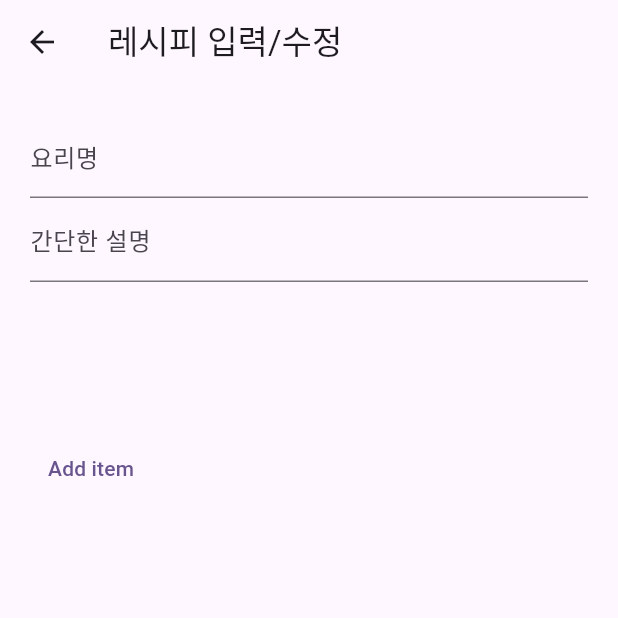
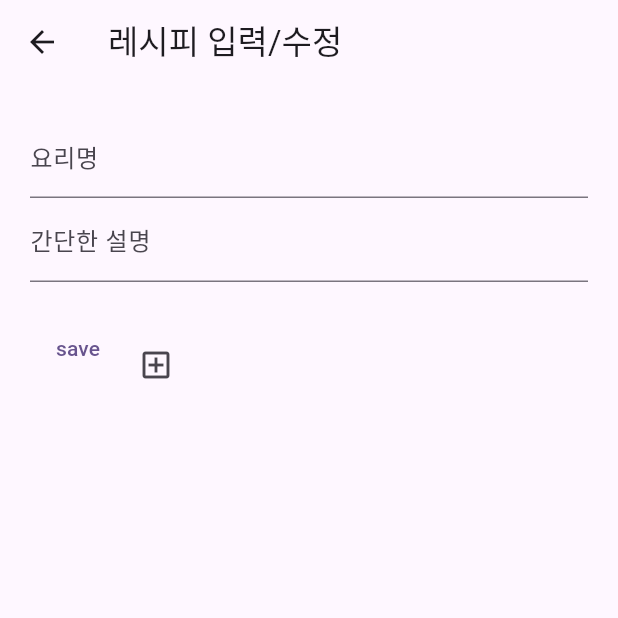
Before and after one commit to KwonSoHyeun/flutter_grams, a Flutter app: the screen it shows after launch, after a tap on the "add" icon, on a phone screen of 412 x 824 dp, the top half of it. Run offline on Flutter 3.47's test engine with Material 2 defaults, Android fonts, the phone set to English and light mode, and no system bars; our stand-ins replace hive, hive_flutter, logger; accounts and stored records are empty; generated files the repository leaves out were written again.

Commit message:
ui 추가

```diff
--- a/lib/screen/EditCookery.dart
+++ b/lib/screen/EditCookery.dart
@@ -77,10 +77,12 @@ class _EditCookeryState extends State<EditCookery> {
   @override
   Widget build(BuildContext context) {
     return Scaffold(
+        resizeToAvoidBottomInset: false,
         appBar: AppBar(
           title: Text("레시피 입력/수정"),
         ),
-        body: Padding(
+        body: SingleChildScrollView(
+          child: Padding(
             padding: const EdgeInsets.all(20),
             child: Column(
               children: <Widget>[
@@ -94,7 +96,7 @@ class _EditCookeryState extends State<EditCookery> {
                   decoration: const InputDecoration(labelText: '간단한 설명'),
                   keyboardType: TextInputType.text,
                 ),
-              const Padding(padding: EdgeInsets.all(50)),
+                const Padding(padding: EdgeInsets.all(10)),
                 Column(
                   children: this.groupWidgets,
                 ),
@@ -105,7 +107,7 @@ class _EditCookeryState extends State<EditCookery> {
                       child: Column(
                         children: [
                           TextButton(
-                          child: Text("Add item "),
+                            child: Text("save"),
                             onPressed: () {
                               onAddPress();
                             },
@@ -129,17 +131,21 @@ class _EditCookeryState extends State<EditCookery> {
                                 onUpdatePress(context);
                               },
                             ),
-                          TextButton(
-                            child: Text("test "),
+                          ],
+                        )),
+                    SizedBox(
+                        height: 18,
+                        width: 18,
+                        child: IconButton(
+                          icon: Icon(Icons.add_box_outlined),
                           onPressed: () {
                             onAddBoxPress();
                           },
-                          ),
-                        ],
                         ))
                   ],
                 )
               ],
+            ),
           ),
         ));
   }
@@ -168,22 +174,22 @@ class _EditCookeryState extends State<EditCookery> {
         }));
   }
 
-  late List<TextEditingController> _nameControllers;
-  late List<TextEditingController> _rateControllers;
-  late List<TextEditingController> _unitControllers;
+  List<TextEditingController> nameControllers = [];
+  List<TextEditingController> rateControllers = [];
+  List<TextEditingController> unitControllers = [];
 
   int boxIndex = 0;
 
   void onAddBoxPress() {
-    setState(() {
     TextEditingController nameController = TextEditingController();
     TextEditingController rateController = TextEditingController();
     TextEditingController unitController = TextEditingController();
 
-      _nameControllers.add(nameController);
-      _rateControllers.add(rateController);
-      _unitControllers.add(unitController);
+    nameControllers.add(nameController);
+    rateControllers.add(rateController);
+    unitControllers.add(unitController);
 
+    setState(() {
       boxIndex++;
       this.groupWidgets.add(BoxIngredientItem(
           boxIndex, nameController, rateController, unitController));
```
Also changed, not shown: lib/widgets/BoxIngredientItems.dart (+29 -22 lines), pubspec.lock. Lines whose indentation alone changed are shown as unchanged.
